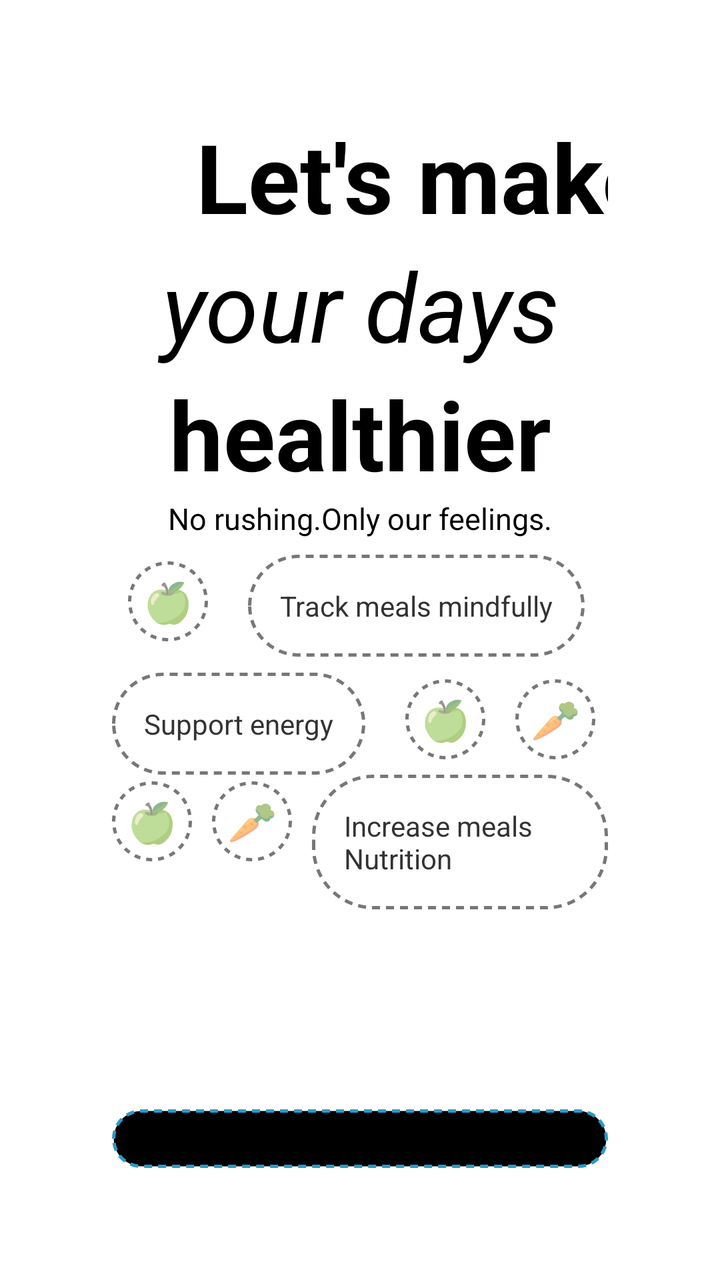
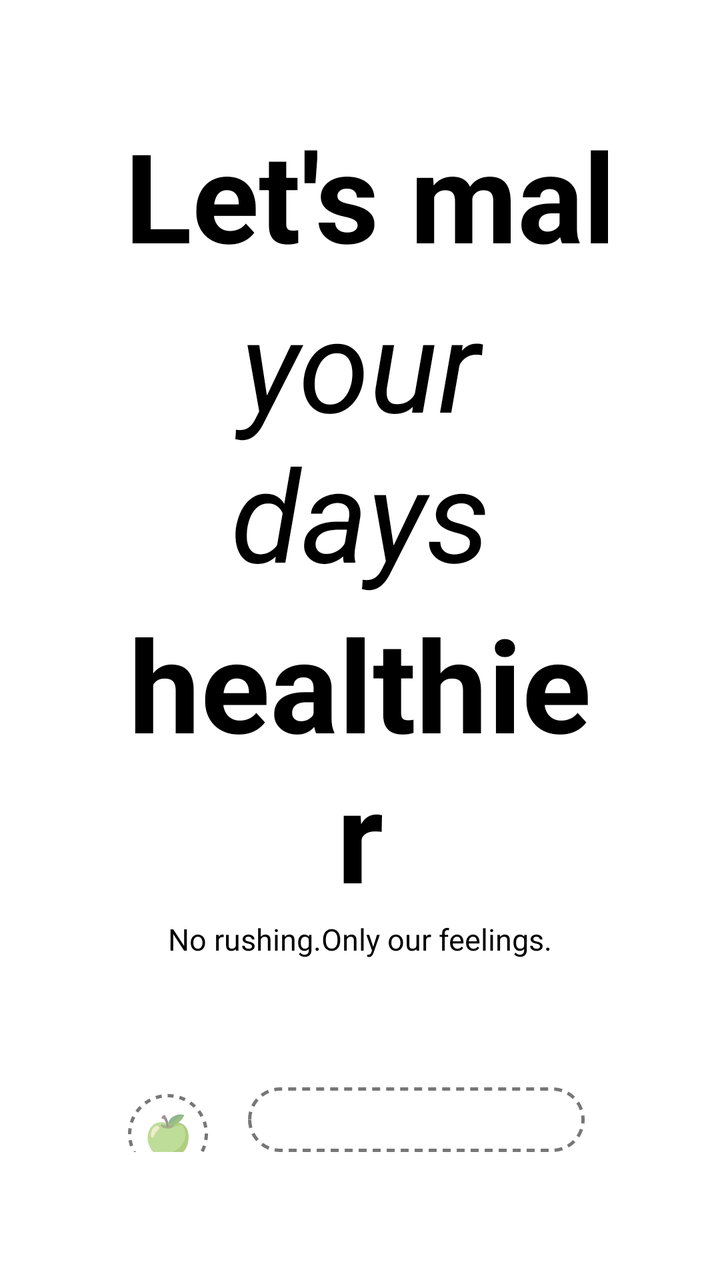

Two renders of the same Android screen: before a commit and after it. Below are the layout's source before the change and the commit's diff.
<!-- AndroidManifest.xml: application theme Theme.FirstApp -->
<!-- res/layout/activity_main.xml -->
<?xml version="1.0" encoding="utf-8"?>
<LinearLayout
    android:orientation="vertical"
    android:layout_width="match_parent"
    android:layout_height="match_parent"
    android:padding="56dp"

    xmlns:android="http://schemas.android.com/apk/res/android">


    <TextView
        android:id="@+id/textView2"
        android:layout_width="313dp"
        android:layout_height="wrap_content"
        android:fontFamily="sans-serif"
        android:gravity="center"
        android:text="Let's make"
        android:textColor="@color/black"
        android:textSize="48sp"
        android:textStyle="bold" />

    <TextView
        android:id="@+id/textView3"
        android:layout_width="match_parent"
        android:layout_height="wrap_content"
        android:gravity="center"
        android:fontFamily="sans-serif"
        android:textStyle="italic"
        android:textSize="48sp"
        android:textColor="@color/black"
        android:text="your days" />

    <TextView
        android:id="@+id/textView4"
        android:layout_width="match_parent"
        android:layout_height="wrap_content"
        android:gravity="center"
        android:fontFamily="sans-serif"
        android:textStyle="bold"
        android:textSize="48sp"
        android:textColor="@color/black"
        android:text="healthier" />

    <TextView
        android:id="@+id/textView5"
        android:layout_width="match_parent"
        android:layout_height="wrap_content"
        android:text="No rushing.Only our feelings."
        android:gravity="center"
        android:fontFamily="sans-serif"
        android:textSize="15sp"
        android:textColor="@color/black"/>

        
        <LinearLayout
            android:layout_width="match_parent"
            android:layout_height="wrap_content"
            android:layout_gravity="center"
            android:orientation="horizontal"
            android:padding="8dp">

            <TextView
                android:id="@+id/textView6"
                android:layout_width="40dp"
                android:layout_height="40dp"
                android:background="@drawable/circle_dashed"
                android:gravity="center"
                android:text="🍏"
                android:textSize="20sp" />

            <View
                android:id="@+id/view"
                android:layout_width="20dp"
                android:layout_height="1dp" />

            <TextView
                android:id="@+id/textView7"
                android:layout_width="wrap_content"
                android:layout_height="wrap_content"
                android:background="@drawable/rounded_dashed"
                android:paddingHorizontal="16dp"
                android:paddingVertical="16dp"
                android:text="Track meals mindfully"
                android:textColor="#333333" />

            <View
                android:id="@+id/view2"
                android:layout_width="15dp"
                android:layout_height="1dp" />

            <TextView
                android:id="@+id/textView8"
                android:layout_width="40dp"
                android:layout_height="40dp"
                android:background="@drawable/circle_dashed"
                android:gravity="center"
                android:text="🥕"
                android:textSize="20sp" />

        </LinearLayout>




    <LinearLayout
        android:orientation="horizontal"
        android:layout_width="match_parent"
        android:layout_height="wrap_content">

        <TextView
            android:id="@+id/textView9"
            android:layout_width="wrap_content"
            android:layout_height="wrap_content"
            android:background="@drawable/rounded_dashed"
            android:paddingHorizontal="16dp"
            android:paddingVertical="16dp"
            android:text="Support energy"
            android:textColor="#333333" />


        <View
            android:id="@+id/view3"
            android:layout_width="20dp"
            android:layout_height="1dp" />
        <TextView
            android:id="@+id/textView10"
            android:layout_width="40dp"
            android:layout_height="40dp"
            android:background="@drawable/circle_dashed"
            android:gravity="center"
            android:text="🍏"
            android:textSize="20sp" />

        <View
            android:id="@+id/view4"
            android:layout_width="15dp"
            android:layout_height="1dp" />

        <TextView
            android:id="@+id/textView11"
            android:layout_width="40dp"
            android:layout_height="40dp"
            android:background="@drawable/circle_dashed"
            android:gravity="center"
            android:text="🥕"
            android:textSize="20sp" />

    </LinearLayout>

    <LinearLayout
        android:layout_width="match_parent"
        android:layout_height="wrap_content"
        android:orientation="horizontal">
        <TextView
            android:id="@+id/textView12"
            android:layout_width="40dp"
            android:layout_height="40dp"
            android:background="@drawable/circle_dashed"
            android:gravity="center"
            android:text="🍏"
            android:textSize="20sp" />

        <View
            android:id="@+id/view5"
            android:layout_width="10dp"
            android:layout_height="1dp" />


        <TextView
            android:id="@+id/textView13"
            android:layout_width="40dp"
            android:layout_height="40dp"
            android:background="@drawable/circle_dashed"
            android:gravity="center"
            android:text="🥕"
            android:textSize="20sp" />
        <View
            android:id="@+id/view6"
            android:layout_width="10dp"
            android:layout_height="1dp" />
        <TextView
            android:id="@+id/textView14"
            android:layout_width="wrap_content"
            android:layout_height="wrap_content"
            android:background="@drawable/rounded_dashed"
            android:paddingHorizontal="16dp"
            android:paddingVertical="16dp"
            android:text="Increase meals Nutrition"
            android:textColor="#333333" />


    </LinearLayout>

    <LinearLayout
        android:layout_width="match_parent"
        android:layout_height="wrap_content"
        android:orientation="vertical"
        android:paddingTop="100dp">
        <TextView
            android:id="@+id/button"
            android:layout_width="match_parent"
            android:layout_height="wrap_content"
            android:background="@drawable/rounded_shape"
            android:text="GET STARTED"
            android:textColor="#FFFFFF"
            android:textSize="14sp"
            android:textStyle="bold"
            android:gravity="center"
            android:padding="16dp"
            android:clickable="true"
            android:focusable="true"/>

        <TextView
            android:id="@+id/textView15"
            android:layout_width="match_parent"
            android:layout_height="wrap_content"
            android:text="Already have an account?"
            android:gravity="center"
            android:textColor="@color/black"
            android:paddingTop="12dp"/>

    </LinearLayout>




</LinearLayout>
<!-- resources referenced by this layout -->
<resources>
  <color name="black">#FF000000</color>
  <!-- drawable circle_dashed (drawable) -->
  <?xml version="1.0" encoding="utf-8"?>
  <shape xmlns:android="http://schemas.android.com/apk/res/android" android:shape="oval">
  
      <solid android:color="#FFFFFF" />
      <stroke android:color="#777777"
          android:width="1.5dp"
          android:dashWidth="3dp"
          android:dashGap="3dp" />
  
  
  
  </shape>
  <!-- drawable rounded_dashed (drawable) -->
  <?xml version="1.0" encoding="utf-8"?>
  <shape xmlns:android="http://schemas.android.com/apk/res/android" android:shape="rectangle">
  
      <solid android:color="#FFFFFF" />
  
      <corners android:radius="30dp" />
  
      <stroke android:width="1.5dp"
          android:color="#777777"
          android:dashWidth="4dp"
          android:dashGap="3dp">
      </stroke>
  
  </shape>
  <!-- drawable rounded_shape (drawable) -->
  <?xml version="1.0" encoding="utf-8"?>
  <shape xmlns:android="http://schemas.android.com/apk/res/android"
      android:shape="rectangle">
  
      <solid android:color="@color/black"/>
  
      <corners android:radius="30dp"/>
  
      <stroke
          android:width="1.5dp"
          android:color="#299ACB"
          android:dashWidth="4dp"
          android:dashGap="3dp"/>
  
  </shape>
  <style name="Theme.FirstApp" parent="Theme.MaterialComponents.DayNight.NoActionBar">
          
          <item name="colorPrimary">@color/purple_500</item>
          <item name="colorPrimaryVariant">@color/purple_700</item>
          <item name="colorOnPrimary">@color/white</item>
          
          <item name="colorSecondary">@color/teal_200</item>
          <item name="colorSecondaryVariant">@color/teal_700</item>
          <item name="colorOnSecondary">@color/black</item>
          
          <item name="android:statusBarColor">?attr/colorPrimaryVariant</item>
          
      </style>
  <color name="purple_500">#FF6200EE</color>
  <color name="purple_700">#FF3700B3</color>
  <color name="white">#FFFFFFFF</color>
  <color name="teal_200">#FF03DAC5</color>
  <color name="teal_700">#FF018786</color>
</resources>

<!-- the commit's change to res/layout/activity_main.xml (unified diff, before → after) -->
@@ -4,19 +4,20 @@
     android:layout_width="match_parent"
     android:layout_height="match_parent"
     android:padding="56dp"
+    android:layout_marginTop="84dp"
 
     xmlns:android="http://schemas.android.com/apk/res/android">
 
 
     <TextView
         android:id="@+id/textView2"
-        android:layout_width="313dp"
+        android:layout_width="308dp"
         android:layout_height="wrap_content"
         android:fontFamily="sans-serif"
         android:gravity="center"
         android:text="Let's make"
         android:textColor="@color/black"
-        android:textSize="48sp"
+        android:textSize="62sp"
         android:textStyle="bold" />
 
     <TextView
@@ -26,7 +27,7 @@
         android:gravity="center"
         android:fontFamily="sans-serif"
         android:textStyle="italic"
-        android:textSize="48sp"
+        android:textSize="64sp"
         android:textColor="@color/black"
         android:text="your days" />
 
@@ -37,7 +38,7 @@
         android:gravity="center"
         android:fontFamily="sans-serif"
         android:textStyle="bold"
-        android:textSize="48sp"
+        android:textSize="64sp"
         android:textColor="@color/black"
         android:text="healthier" />
 
@@ -57,7 +58,8 @@
             android:layout_height="wrap_content"
             android:layout_gravity="center"
             android:orientation="horizontal"
-            android:padding="8dp">
+            android:padding="8dp"
+            android:layout_marginTop="56dp">
 
             <TextView
                 android:id="@+id/textView6"
@@ -92,7 +94,7 @@
                 android:id="@+id/textView8"
                 android:layout_width="40dp"
                 android:layout_height="40dp"
-                android:background="@drawable/circle_dashed"
+                android:background="@drawable/circle_selected"
                 android:gravity="center"
                 android:text="🥕"
                 android:textSize="20sp" />
@@ -111,7 +113,7 @@
             android:id="@+id/textView9"
             android:layout_width="wrap_content"
             android:layout_height="wrap_content"
-            android:background="@drawable/rounded_dashed"
+            android:background="@drawable/rounded_selected"
             android:paddingHorizontal="16dp"
             android:paddingVertical="16dp"
             android:text="Support energy"
@@ -168,9 +170,9 @@
 
         <TextView
             android:id="@+id/textView13"
-            android:layout_width="40dp"
-            android:layout_height="40dp"
-            android:background="@drawable/circle_dashed"
+            android:layout_width="34dp"
+            android:layout_height="33dp"
+            android:background="@drawable/circle_selected"
             android:gravity="center"
             android:text="🥕"
             android:textSize="20sp" />
<!-- resource entries referenced after the edit -->
@@ -14,6 +14,19 @@
   
   
   </shape>
+  <!-- drawable circle_selected (drawable) -->
+  <?xml version="1.0" encoding="utf-8"?>
+  <shape xmlns:android="http://schemas.android.com/apk/res/android" android:shape="oval">
+  
+      <solid android:color="#D9F0FA" />
+  
+      <stroke android:color="#299ACB"
+          android:width="1.5dp"
+          android:dashGap="3dp"
+          android:dashWidth="3dp"
+          />
+  
+  </shape>
   <!-- drawable rounded_dashed (drawable) -->
   <?xml version="1.0" encoding="utf-8"?>
   <shape xmlns:android="http://schemas.android.com/apk/res/android" android:shape="rectangle">
@@ -27,6 +40,21 @@
           android:dashWidth="4dp"
           android:dashGap="3dp">
       </stroke>
+  
+  </shape>
+  <!-- drawable rounded_selected (drawable) -->
+  <?xml version="1.0" encoding="utf-8"?>
+  <shape xmlns:android="http://schemas.android.com/apk/res/android" android:shape="rectangle">
+  
+      <solid android:color="#D9F0FA"
+          />
+      <corners android:radius="34dp" />
+  
+      <stroke android:color="#299ACB"
+          android:dashGap="3dp"
+          android:dashWidth="4dp"
+          android:width="1.5dp" />
+  
   
   </shape>
   <!-- drawable rounded_shape (drawable) -->
